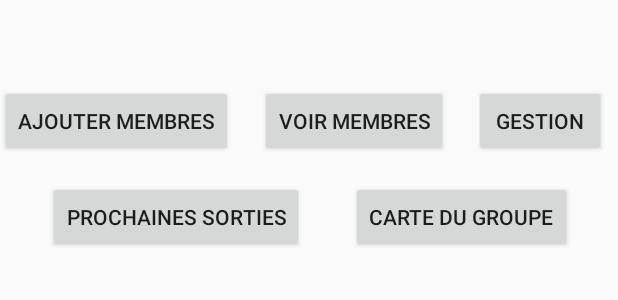
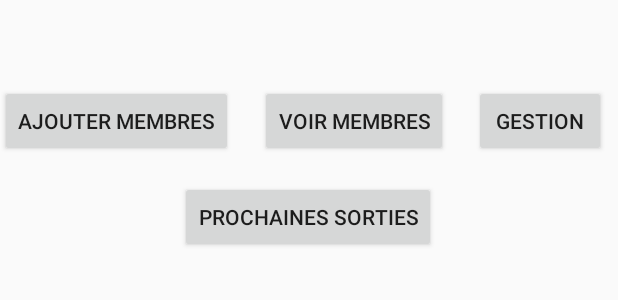
Before and after one commit to Pinaworld/friendtracker, an Android app: the layout fragment_group.xml on its own in the app's theme, with its tools: preview values and no code run, on a phone screen of 412 x 824 dp. Shown: the top 300 px of the screen. Run offline under Robolectric (Android 15) with nearby library versions, the phone set to English and light mode, and no system bars.

Commit message:
disable button

```diff
--- a/app/src/main/res/layout/fragment_group.xml
+++ b/app/src/main/res/layout/fragment_group.xml
@@ -71,14 +71,14 @@
             android:id="@+id/buttonNextAppointments"
             android:layout_width="wrap_content"
             android:layout_height="wrap_content"
-            android:layout_marginStart="32dp"
+            android:layout_marginStart="120dp"
             android:layout_marginTop="8dp"
             android:layout_marginBottom="8dp"
             android:text="Prochaines Sorties"
             app:layout_constraintBottom_toBottomOf="parent"
             app:layout_constraintStart_toStartOf="parent"
             app:layout_constraintTop_toTopOf="parent"
-            app:layout_constraintVertical_bias="0.0" />
+            app:layout_constraintVertical_bias="1.0" />
 
         <Button
             android:id="@+id/buttonViewGroupMap"
@@ -89,6 +89,7 @@
             android:layout_marginEnd="8dp"
             android:layout_marginBottom="8dp"
             android:text="Carte du groupe"
+            android:visibility="gone"
             app:layout_constraintBottom_toBottomOf="parent"
             app:layout_constraintEnd_toEndOf="parent"
             app:layout_constraintStart_toEndOf="@+id/buttonNextAppointments"
```
